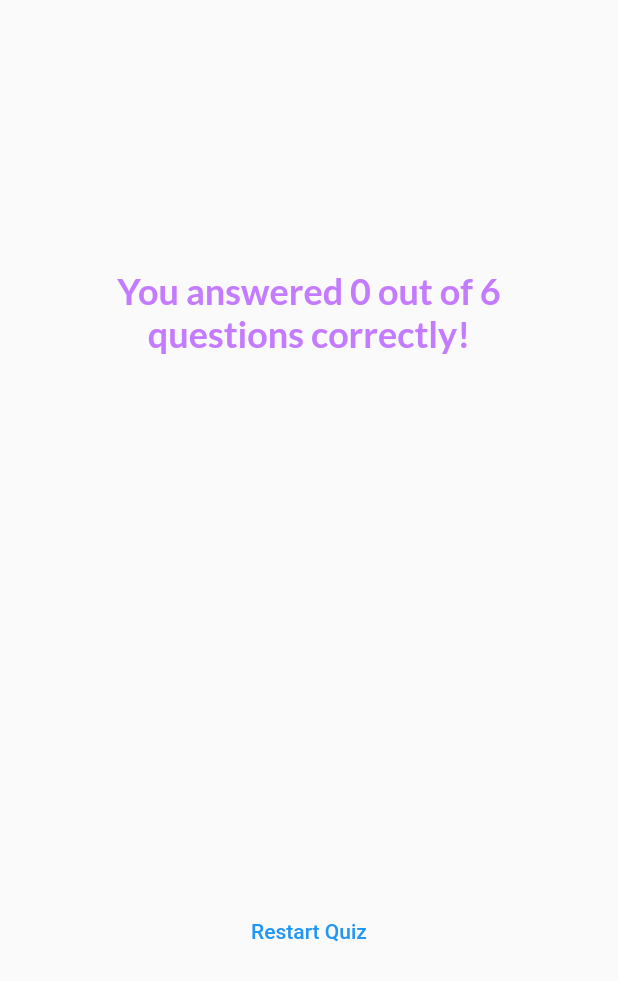
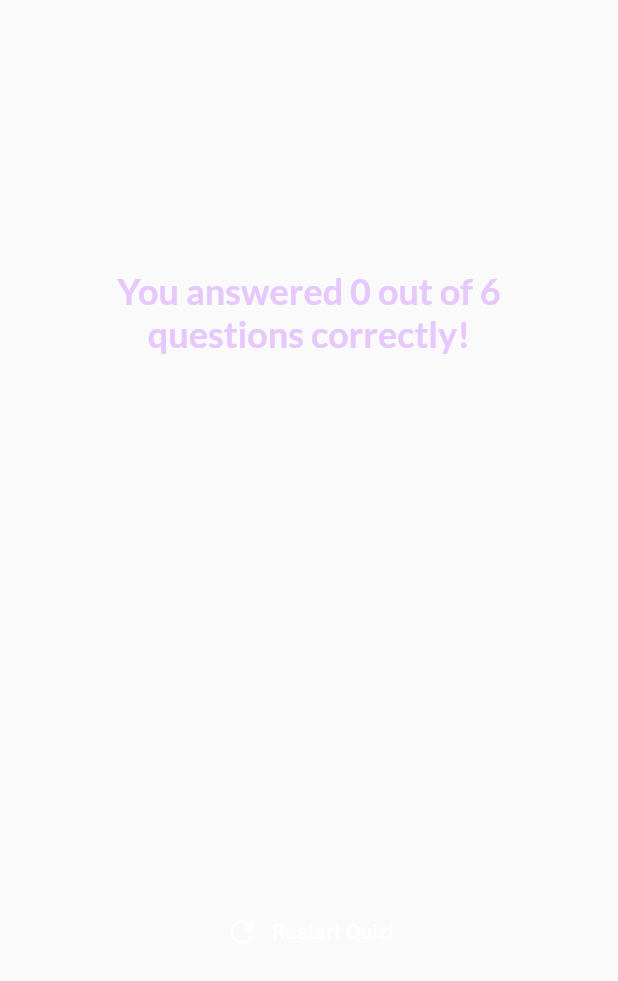
Before and after one commit to saleemsabid/quiz_app, a Flutter app: the ResultsScreen widget shown alone on an empty page, opened directly with empty values, on a phone screen of 412 x 824 dp. Shown: the top 981 px of the screen. Run offline on Flutter 3.47's test engine with Material 2 defaults, Android fonts, the phone set to English and light mode, and no system bars; our stand-ins replace google_fonts.

Commit message:
final commit

```diff
--- a/lib/results_screen.dart
+++ b/lib/results_screen.dart
@@ -4,8 +4,10 @@ import 'package:quiz_app/data/questions.dart';
 import 'package:quiz_app/questions_summary.dart';
 
 class ResultsScreen extends StatelessWidget {
-  const ResultsScreen({required this.chosenAnswers, super.key});
+  const ResultsScreen(
+      {required this.chosenAnswers, required this.onRestart, super.key});
   final List<String> chosenAnswers;
+  final void Function() onRestart;
 
   List<Map<String, Object>> getSummaryData() {
     final List<Map<String, Object>> summary = [];
@@ -41,7 +43,7 @@ class ResultsScreen extends StatelessWidget {
                 'You answered $numCorrectQuestion out of $numTotalQuestion questions correctly!',
                 textAlign: TextAlign.center,
                 style: GoogleFonts.lato(
-                  color: const Color.fromARGB(255, 196, 123, 255),
+                  color: const Color.fromARGB(255, 230, 200, 253),
                   fontWeight: FontWeight.bold,
                   fontSize: 24,
                 ),
@@ -53,9 +55,11 @@ class ResultsScreen extends StatelessWidget {
               const SizedBox(
                 height: 30,
               ),
-              TextButton(
-                child: const Text('Restart Quiz'),
-                onPressed: () {},
+              TextButton.icon(
+                style: TextButton.styleFrom(foregroundColor: Colors.white),
+                icon: const Icon(Icons.refresh),
+                label: const Text('Restart Quiz!'),
+                onPressed: onRestart,
               ),
             ]),
       ),
```
Also changed, not shown: lib/questions_summary.dart (+40 -5 lines), lib/quiz.dart (+9 -2 lines).
